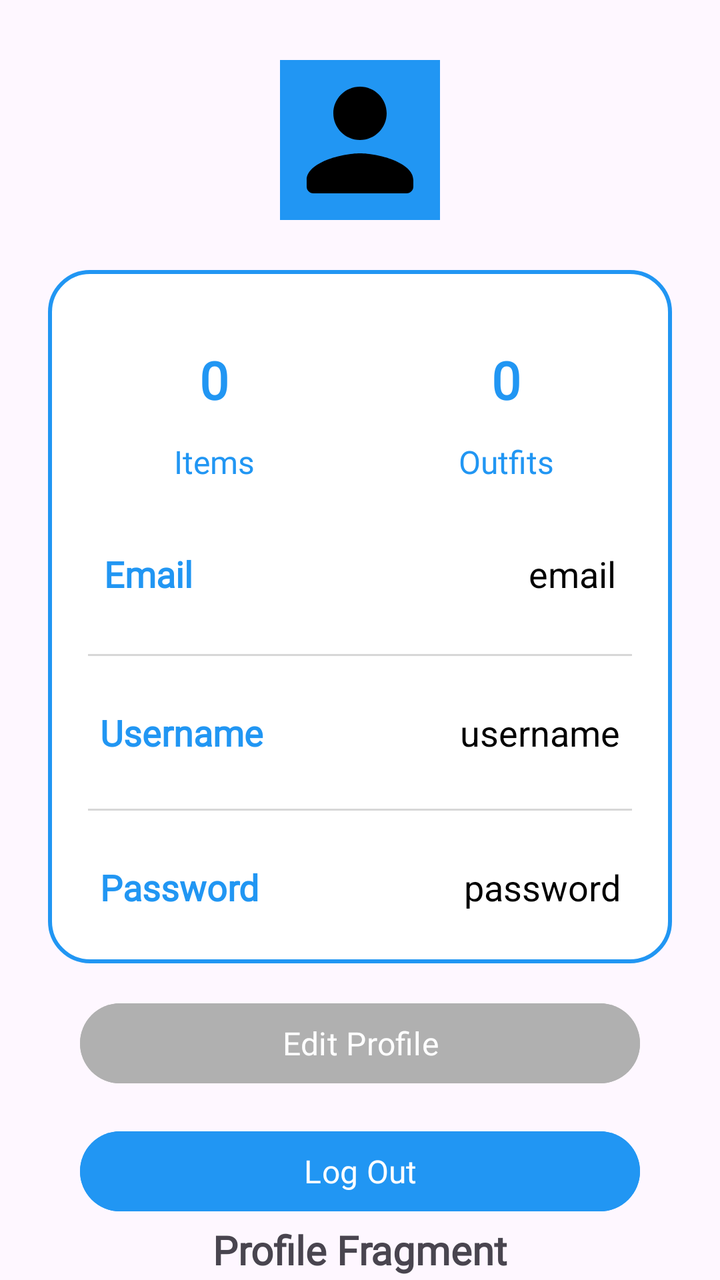
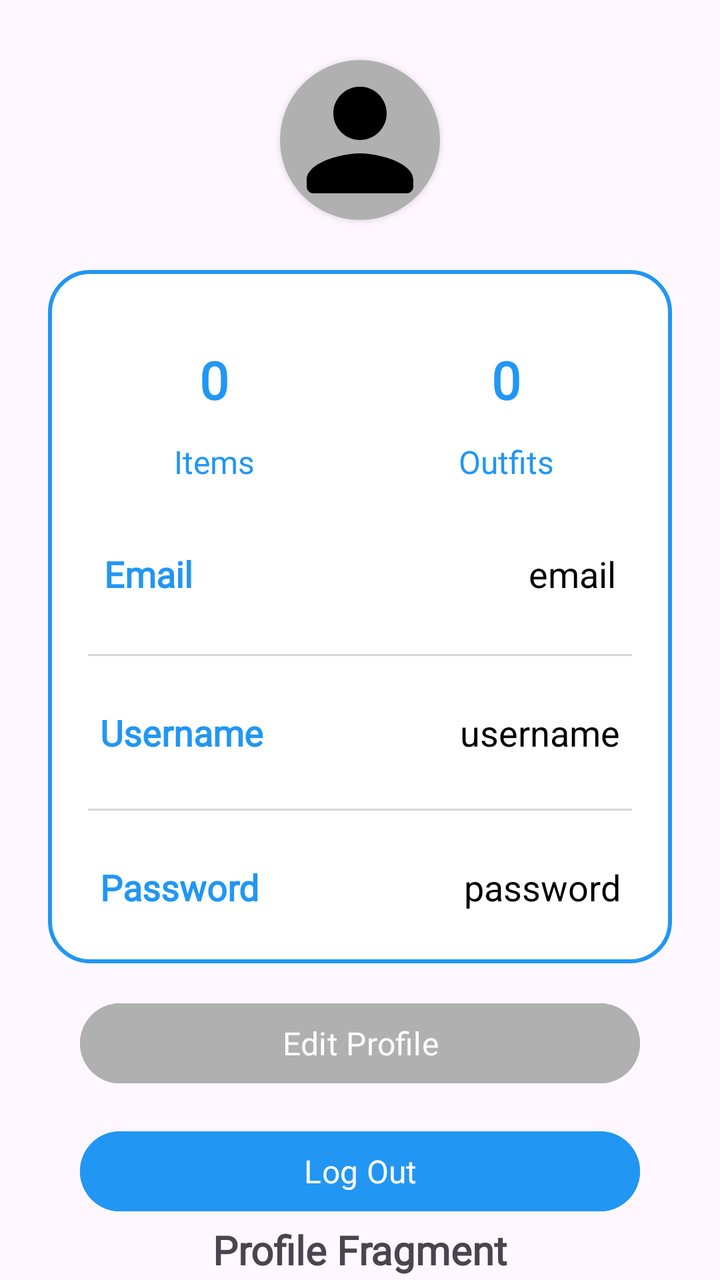

Two renders of the same Android screen: before a commit and after it. Below are the layout's source before the change and the commit's diff.
<!-- AndroidManifest.xml: application theme Theme.StyleWIZ_vol2 -->
<!-- res/layout/fragment_profile.xml -->
<?xml version="1.0" encoding="utf-8"?>
<androidx.constraintlayout.widget.ConstraintLayout
    xmlns:android="http://schemas.android.com/apk/res/android"
    xmlns:tools="http://schemas.android.com/tools"
    android:layout_width="match_parent"
    android:layout_height="match_parent"
    xmlns:app="http://schemas.android.com/apk/res-auto"
    tools:context=".ProfileFragment">

    

    


    

    

    <ImageView
        android:layout_width="80dp"
        android:layout_height="80dp"
        android:id="@+id/profileImg"
        android:layout_marginTop="30dp"
        android:src="@drawable/round_person_24"
        android:background="@color/blue"
        app:layout_constraintEnd_toEndOf="parent"
        app:layout_constraintStart_toStartOf="parent"
        app:layout_constraintTop_toTopOf="parent"/>



    <LinearLayout
        android:layout_width="match_parent"
        android:layout_height="wrap_content"
        android:id="@+id/linearLayout"
        android:orientation="vertical"
        android:padding="10dp"
        android:background="@drawable/white_background"
        android:layout_marginStart="24dp"
        android:layout_marginEnd="24dp"
        android:layout_marginTop="25dp"
        app:layout_constraintEnd_toEndOf="parent"
        app:layout_constraintStart_toStartOf="parent"
        app:layout_constraintTop_toBottomOf="@id/profileImg">

        <LinearLayout
            android:layout_width="match_parent"
            android:layout_height="wrap_content"
            android:orientation="horizontal">

            <LinearLayout
                android:layout_width="wrap_content"
                android:layout_height="wrap_content"
                android:layout_margin="10dp"
                android:layout_weight="1"
                android:elevation="5dp"
                android:padding="5dp"
                android:gravity="center"
                android:orientation="vertical">

                <TextView
                    android:layout_width="80dp"
                    android:layout_height="60dp"
                    android:id="@+id/itemsNumber"
                    android:text="0"
                    android:gravity="center"
                    android:textAlignment="center"
                    android:textColor="@color/blue"
                    android:textSize="26dp"
                    android:textStyle="bold"
                    android:fontFamily="@font/roboto"/>

                <TextView
                    android:layout_width="match_parent"
                    android:layout_height="wrap_content"
                    android:id="@+id/Items"
                    android:text="Items"
                    android:textAlignment="center"
                    android:textColor="@color/blue"
                    android:textSize="16dp"
                    android:fontFamily="@font/roboto"/>



            </LinearLayout>

            <LinearLayout
                android:layout_width="wrap_content"
                android:layout_height="wrap_content"
                android:layout_margin="10dp"
                android:layout_weight="1"
                android:elevation="5dp"
                android:padding="5dp"
                android:gravity="center"
                android:orientation="vertical">

                <TextView
                    android:layout_width="80dp"
                    android:layout_height="60dp"
                    android:id="@+id/outfitsNumber"
                    android:text="0"
                    android:gravity="center"
                    android:textAlignment="center"
                    android:textColor="@color/blue"
                    android:textSize="26dp"
                    android:textStyle="bold"
                    android:fontFamily="@font/roboto"/>

                <TextView
                    android:layout_width="match_parent"
                    android:layout_height="wrap_content"
                    android:id="@+id/Outfits"
                    android:text="Outfits"
                    android:textAlignment="center"
                    android:textColor="@color/blue"
                    android:textSize="16dp"
                    android:fontFamily="@font/roboto"/>



            </LinearLayout>

        </LinearLayout>

        <LinearLayout
            android:layout_width="match_parent"
            android:layout_height="match_parent"
            android:padding="8dp"
            android:layout_marginLeft="10dp"
            android:layout_marginRight="10dp"
            android:layout_marginBottom="10dp"
            android:layout_marginTop="10dp"
            android:orientation="horizontal">



            <TextView
                android:layout_width="wrap_content"
                android:layout_height="wrap_content"
                android:id="@+id/email"
                android:layout_weight="1"
                android:text="Email"
                android:textStyle="bold"
                android:textColor="@color/blue"
                android:textSize="18dp"
                android:fontFamily="@font/roboto"/>

            <TextView
                android:layout_width="wrap_content"
                android:layout_height="wrap_content"
                android:id="@+id/profileEmail"
                android:text="email"
                android:layout_weight="1"
                android:textAlignment="viewEnd"
                android:textColor="@color/black"
                android:textSize="18sp"/>


        </LinearLayout>

        <androidx.appcompat.widget.AppCompatImageView
            android:layout_width="match_parent"
            android:layout_height="1dp"
            android:layout_margin="10dp"
            android:alpha="0.5"
            android:background="@color/gray"/>

        <LinearLayout
            android:layout_width="match_parent"
            android:layout_height="match_parent"
            android:layout_margin="8dp"
            android:padding="8dp"
            android:orientation="horizontal">


            <TextView
                android:layout_width="wrap_content"
                android:layout_height="wrap_content"
                android:id="@+id/username"
                android:layout_weight="1"
                android:text="Username"
                android:textStyle="bold"
                android:textColor="@color/blue"
                android:textSize="18dp"
                android:fontFamily="@font/roboto"/>

            <TextView
                android:layout_width="wrap_content"
                android:layout_height="wrap_content"
                android:id="@+id/profileUsername"
                android:text="username"
                android:layout_weight="1"
                android:textAlignment="viewEnd"
                android:textColor="@color/black"
                android:textSize="18sp"/>


        </LinearLayout>

        <androidx.appcompat.widget.AppCompatImageView
            android:layout_width="match_parent"
            android:layout_height="1dp"
            android:layout_margin="10dp"
            android:alpha="0.5"
            android:background="@color/gray"/>

        <LinearLayout
            android:layout_width="match_parent"
            android:layout_height="match_parent"
            android:layout_margin="8dp"
            android:padding="8dp"
            android:orientation="horizontal">


            <TextView
                android:layout_width="wrap_content"
                android:layout_height="wrap_content"
                android:id="@+id/password"
                android:layout_weight="1"
                android:text="Password"
                android:textStyle="bold"
                android:textColor="@color/blue"
                android:textSize="18dp"
                android:fontFamily="@font/roboto"/>

            <TextView
                android:layout_width="wrap_content"
                android:layout_height="wrap_content"
                android:id="@+id/profilePassword"
                android:text="password"
                android:layout_weight="1"
                android:textAlignment="viewEnd"
                android:textColor="@color/black"
                android:textSize="18sp"/>


        </LinearLayout>




    </LinearLayout>



    <TextView
        android:id="@+id/fragment_name"
        android:layout_width="wrap_content"
        android:layout_height="wrap_content"
        android:fontFamily="@font/roboto"
        android:text="Profile Fragment"
        android:textSize="20sp"
        android:textStyle="bold"
        app:layout_constraintBottom_toBottomOf="parent"
        app:layout_constraintEnd_toEndOf="@id/linearLayout"
        app:layout_constraintStart_toStartOf="@id/linearLayout"
        app:layout_constraintTop_toBottomOf="@id/logout_button" />



    
    <Button
        android:id="@+id/editProfile_button"
        android:layout_width="0dp"
        android:layout_height="48dp"
        android:layout_margin="16dp"
        android:fontFamily="@font/roboto"
        android:backgroundTint="@color/gray"
        android:text="Edit Profile"
        android:textColor="#FFFFFF"
        android:textSize="16sp"
        app:layout_constraintEnd_toEndOf="@id/linearLayout"
        app:layout_constraintStart_toStartOf="@id/linearLayout"
        app:layout_constraintTop_toBottomOf="@id/linearLayout" />

    
    <Button
        android:id="@+id/logout_button"
        android:layout_width="0dp"
        android:layout_height="48dp"
        android:layout_margin="16dp"
        android:backgroundTint="@color/blue"
        android:fontFamily="@font/roboto"
        android:text="Log Out"
        android:textColor="#FFFFFF"
        android:textSize="16sp"
        app:layout_constraintTop_toBottomOf="@id/editProfile_button"
        app:layout_constraintStart_toStartOf="@id/linearLayout"
        app:layout_constraintEnd_toEndOf="@id/linearLayout"/>

</androidx.constraintlayout.widget.ConstraintLayout>
<!-- resources referenced by this layout -->
<resources>
  <color name="black">#FF000000</color>
  <color name="blue">#2196F3</color>
  <color name="gray">#B0B0B0</color>
  <!-- drawable round_person_24 (drawable) -->
  <vector android:height="24dp" android:tint="#000000"
      android:viewportHeight="24" android:viewportWidth="24"
      android:width="24dp" xmlns:android="http://schemas.android.com/apk/res/android">
      <path android:fillColor="@android:color/white" android:pathData="M12,12c2.21,0 4,-1.79 4,-4s-1.79,-4 -4,-4 -4,1.79 -4,4 1.79,4 4,4zM12,14c-2.67,0 -8,1.34 -8,4v1c0,0.55 0.45,1 1,1h14c0.55,0 1,-0.45 1,-1v-1c0,-2.66 -5.33,-4 -8,-4z"/>
  </vector>
  <!-- drawable white_background (drawable) -->
  <?xml version="1.0" encoding="utf-8"?>
  <selector xmlns:android="http://schemas.android.com/apk/res/android">
      <item>
  
          <shape
              android:shape="rectangle">
  
              <solid
                  android:color="@color/white"/>
  
              <corners
                  android:radius="20sp"/>
  
              <stroke
                  android:width="2dp"
                  android:color="@color/blue"/>
  
          </shape>
  
      </item>
  
  </selector>
  <style name="Theme.StyleWIZ_vol2" parent="Base.Theme.StyleWIZ_vol2" />
  <color name="white">#FFFFFFFF</color>
  <style name="Base.Theme.StyleWIZ_vol2" parent="Theme.Material3.DayNight.NoActionBar">
          
          
      </style>
</resources>

<!-- the commit's change to res/layout/fragment_profile.xml (unified diff, before → after) -->
@@ -15,18 +15,24 @@
     
 
     
-
-    <ImageView
+    <androidx.cardview.widget.CardView
         android:layout_width="80dp"
         android:layout_height="80dp"
+        app:cardCornerRadius="40dp"
         android:id="@+id/profileImg"
         android:layout_marginTop="30dp"
-        android:src="@drawable/round_person_24"
-        android:background="@color/blue"
         app:layout_constraintEnd_toEndOf="parent"
         app:layout_constraintStart_toStartOf="parent"
-        app:layout_constraintTop_toTopOf="parent"/>
-
+        app:layout_constraintTop_toTopOf="parent">
+
+        <ImageView
+            android:layout_width="match_parent"
+            android:layout_height="match_parent"
+            android:src="@drawable/round_person_24"
+            android:background="@color/gray"
+
+            />
+    </androidx.cardview.widget.CardView>
 
 
     <LinearLayout
